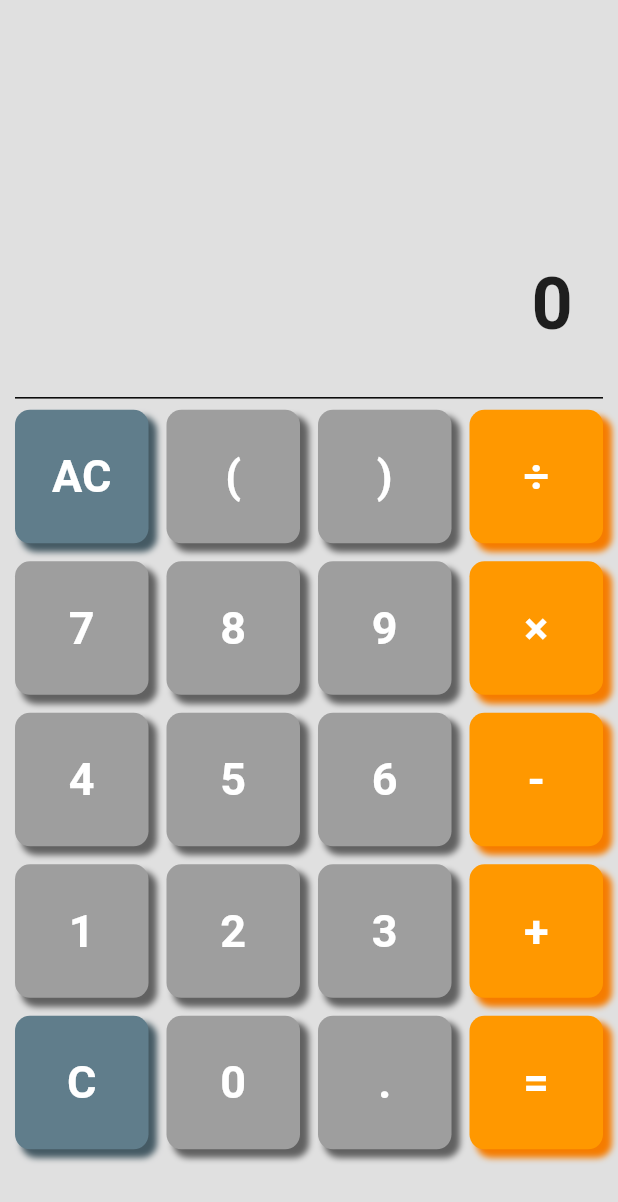
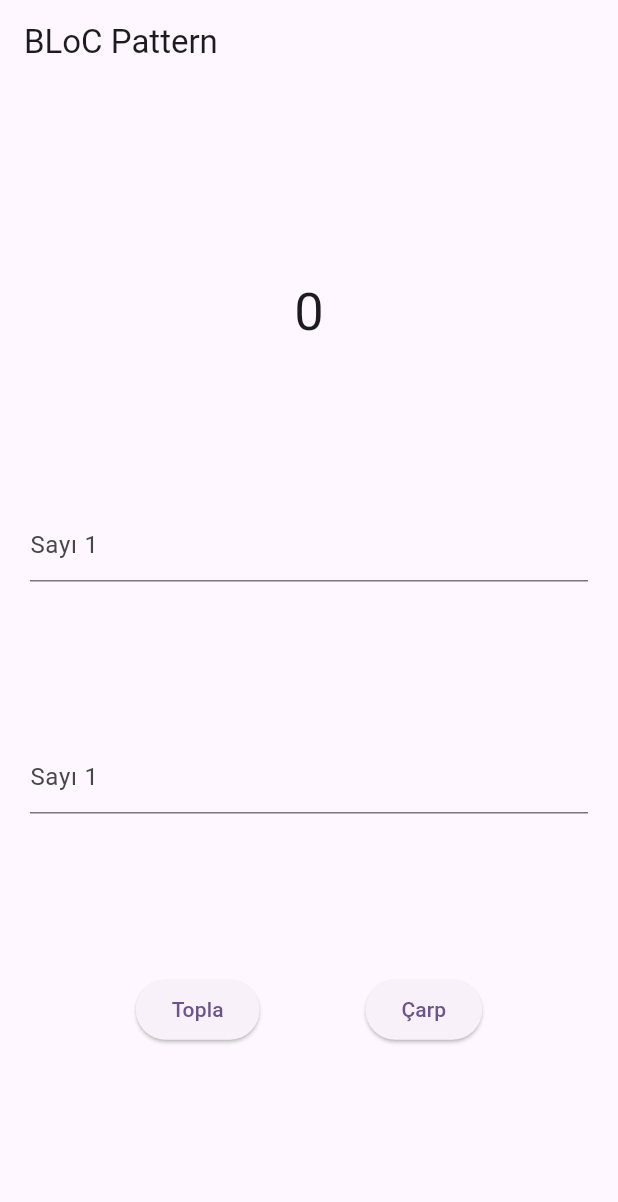
Before and after one commit to beratergnn/flutter_bootcamp2023, a Flutter app: the screen it shows after launch, on a phone screen of 412 x 824 dp. Shown: the top 1202 px of the screen. Run offline on Flutter 3.47's test engine with Material 2 defaults, Android fonts, the phone set to English and light mode, and no system bars; our stand-ins replace flutter_bloc, flutter_svg, math_expressions.

Commit message:
day8 finish

```diff
--- /dev/null
+++ b/lib/day_8/day_8_3/bloc_pattern/ui/cubit/ana_sayfa_cubit.dart
@@ -0,0 +1,24 @@
+import 'package:flutter_bloc/flutter_bloc.dart';
+import 'package:flutter_bootcamp2023/day_8/day_8_3/bloc_pattern/data/repo/math_repo.dart';
+
+// Neden int? Çünkü arayüzde bir int ı yönetmek istiyoruz.
+// Cubitin asıl görevi repoya işlemi yaptırıp değeri alıp arayüzde göndermek
+// O yüzden bir repo oluşutduk matematik işlemleri için
+// int topResult = mRepo.toplama(getNumber1, getNumber2); ile repoya işlemi yaptırıp veriyi aldık
+// sonra emit ile bunu sayfaya bildirdik.
+class AnaSayfaCubit extends Cubit<int> {
+  AnaSayfaCubit() : super(0); // varsayılan değer
+
+  var mRepo = MathRepo();
+  void toplama(String getNumber1, String getNumber2) {
+    // Böyle
+    int topResult = mRepo.toplama(getNumber1, getNumber2);
+    emit(topResult); // tetikleme ve veri gönderme
+  }
+
+  void carpma(String getNumber1, String getNumber2) {
+    // veya böyle
+
+    emit(mRepo.carpma(getNumber1, getNumber2)); // tetikleme ve veri gönderme
+  }
+}
--- /dev/null
+++ b/lib/day_8/day_8_3/bloc_pattern/ui/cubit/info.txt
@@ -0,0 +1,5 @@
+1 - Öncelikle uygulamaya flutter_bloc paketi ekleniyor.
+2 - Sonra sayfalar için cubit ler oluşturuluyor.
+3 - Cubit oluşturulurken sayfada ne gibi bir güncelleme yapılacak ise hangi türde extends edilen Cubite o tip veriliyor.
+4 - Projeye Cubit in tanıtılması için main.dart da eklemeler yapılıyor.
+5 - Cubit den emit edilen veriyi dinlemek için sayfada BlocBuilder yapısı kullan.
--- /dev/null
+++ b/lib/day_8/day_8_3/bloc_pattern/ui/views/ana_sayfa.dart
@@ -0,0 +1,70 @@
+import 'package:flutter/material.dart';
+import 'package:flutter_bloc/flutter_bloc.dart';
+import 'package:flutter_bootcamp2023/day_8/day_8_3/bloc_pattern/ui/cubit/ana_sayfa_cubit.dart';
+
+// Sayfa açılır açılmaz Text widgetı BlocBuilder<AnaSayfaCubit, int> ile dinleme yapıyor ve AnaSayfaCubit deki super metodu ile tetiklene varsayılan değeri alıyor yani 0.
+// Sonra herhangi bir butona tıklanıldığında context içindeki read metodu dinleniyor
+// Buna da AnasayfaCubit içindeki toplama veya çarp fonksiyonunu çağır diyoruz.
+// Değerler fonksiyona gönderiliyor ve işlem gerçekleştikten sonra emit yani sayfaya haber veriliyor.
+// Dinlemeyi de BlocBuilder ın sarmaladığı widgetta görebiliyoruz.
+
+class BPAnaSayfa extends StatelessWidget {
+  BPAnaSayfa({super.key});
+
+  TextEditingController num1Controller = TextEditingController();
+
+  TextEditingController num2Controller = TextEditingController();
+
+  @override
+  Widget build(BuildContext context) {
+    return Scaffold(
+      appBar: AppBar(
+        title: Text('BLoC Pattern'),
+      ),
+      body: Center(
+        child: Container(
+          padding: EdgeInsets.all(20),
+          child: Column(
+            mainAxisAlignment: MainAxisAlignment.spaceEvenly,
+            children: [
+              BlocBuilder<AnaSayfaCubit, int>(
+                builder: (context, sonuc) {
+                  return Text(sonuc.toString(), style: TextStyle(fontSize: 35));
+                },
+              ),
+              TextField(
+                controller: num1Controller,
+                decoration: InputDecoration(hintText: 'Sayı 1'),
+              ),
+              TextField(
+                controller: num2Controller,
+                decoration: InputDecoration(hintText: 'Sayı 1'),
+              ),
+              Row(
+                mainAxisAlignment: MainAxisAlignment.spaceEvenly,
+                children: [
+                  ElevatedButton(
+                    onPressed: () {
+                      context
+                          .read<AnaSayfaCubit>()
+                          .toplama(num1Controller.text, num2Controller.text);
+                    },
+                    child: Text('Topla'),
+                  ),
+                  ElevatedButton(
+                    onPressed: () {
+                      context
+                          .read<AnaSayfaCubit>()
+                          .carpma(num1Controller.text, num2Controller.text);
+                    },
+                    child: Text('Çarp'),
+                  )
+                ],
+              )
+            ],
+          ),
+        ),
+      ),
+    );
+  }
+}
--- a/lib/main.dart
+++ b/lib/main.dart
@@ -1,4 +1,5 @@
 import 'package:flutter/material.dart';
+import 'package:flutter_bloc/flutter_bloc.dart';
 import 'package:flutter_bootcamp2023/day_5/day_5_1&2/odev3/pages/detail_page.dart';
 import 'package:flutter_bootcamp2023/day_5/day_5_1&2/odev3/pages/navpages/bottom_nav_bar.dart';
 import 'package:flutter_bootcamp2023/day_5/day_5_1&2/odev3/pages/navpages/home_page.dart';
@@ -6,6 +7,9 @@ import 'package:flutter_bootcamp2023/day_5/day_5_1&2/pizza_page.dart';
 import 'package:flutter_bootcamp2023/day_7/day_7_1/switch_checkbox_radio_circilar_slider_timepicker_datepicker/main_page.dart';
 import 'package:flutter_bootcamp2023/day_7/day_7_2/kisiler/ui/views/main_page.dart';
 import 'package:flutter_bootcamp2023/day_7/odev5/pages/calculator_page.dart';
+import 'package:flutter_bootcamp2023/day_8/day_8_3/bloc_pattern/ui/cubit/ana_sayfa_cubit.dart';
+import 'package:flutter_bootcamp2023/day_8/day_8_3/bloc_pattern/ui/views/ana_sayfa.dart';
+import 'package:flutter_bootcamp2023/day_8/day_8_3/normal_way/ana_sayfa.dart';
 
 void main() {
   runApp(const MyApp());
@@ -16,7 +20,13 @@ class MyApp extends StatelessWidget {
 
   @override
   Widget build(BuildContext context) {
-    return MaterialApp(
+    return MultiBlocProvider(
+      providers: [
+        BlocProvider(
+          create: (context) => AnaSayfaCubit(),
+        ),
+      ],
+      child: MaterialApp(
         title: 'Flutter Demo',
         // Sağ üstteki debug yazısını kaldırmak için
         debugShowCheckedModeBanner: false,
@@ -24,7 +34,8 @@ class MyApp extends StatelessWidget {
           colorScheme: ColorScheme.fromSeed(seedColor: Colors.deepPurple),
           useMaterial3: true,
         ),
-      home: Odev5CalculatorPage(),
+        home: BPAnaSayfa(),
+      ),
     );
   }
 }
--- a/pubspec.yaml
+++ b/pubspec.yaml
@@ -14,6 +14,7 @@ dependencies:
     cupertino_icons: ^1.0.2
     flutter_svg: ^2.0.7
     math_expressions: ^2.4.0
+    flutter_bloc: ^8.1.3
 
 dev_dependencies:
     flutter_test:
```
Also changed, not shown: lib/day_8/day_8_3/bloc_pattern/data/repo/math_repo.dart (added, +15 -0 lines), lib/day_8/day_8_3/normal_way/ana_sayfa.dart (added, +75 -0 lines), pubspec.lock. Lines whose indentation alone changed are shown as unchanged.
